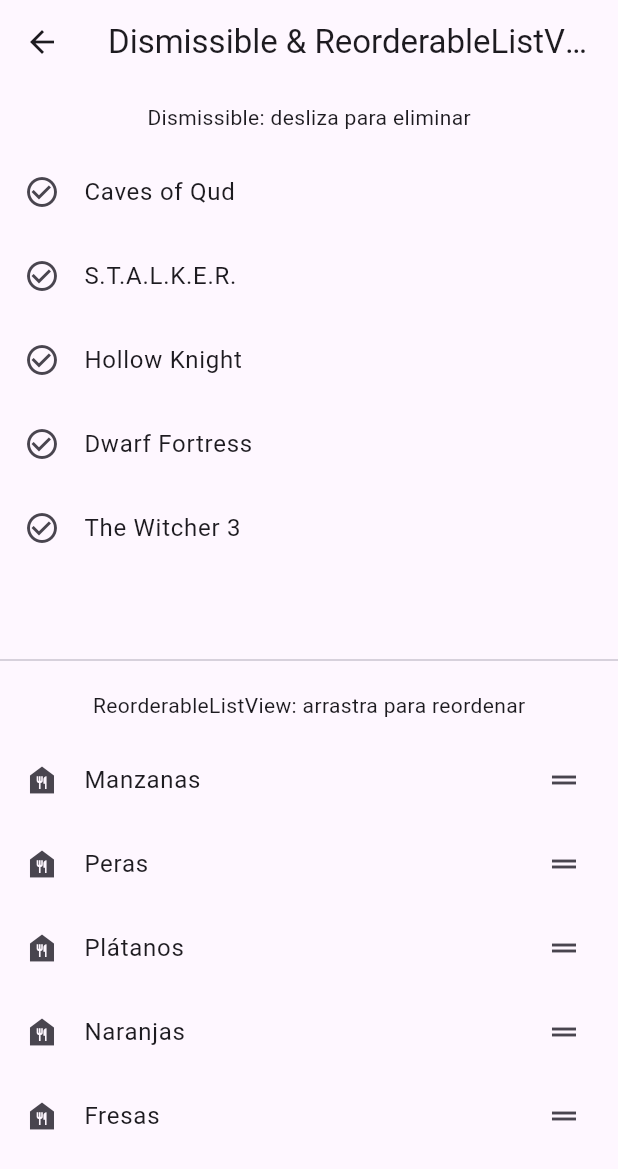
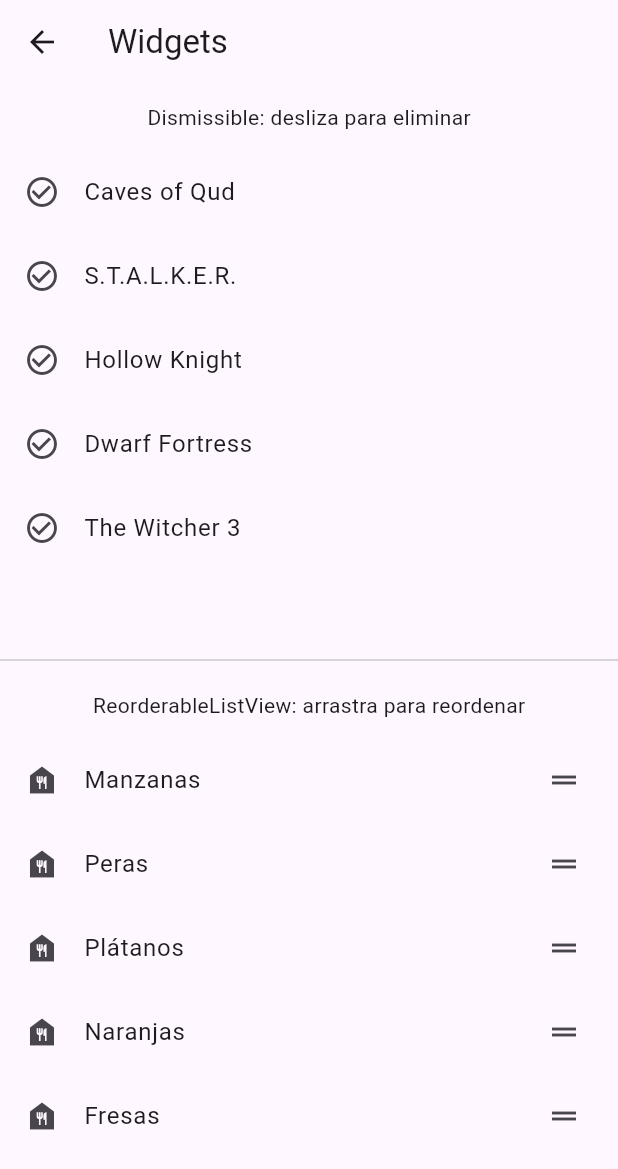
Before and after one commit to victorantonioalvarez-ux/practica2pmm, a Flutter app: the WidgetScreen screen opened by its route, on a phone screen of 412 x 824 dp. Shown: the top 1169 px of the screen. Run offline on Flutter 3.47's test engine with Material 3 defaults, Android fonts, the phone set to English and light mode, and no system bars.

Commit message:
feat: Cambiado el titulo al AppBar de widgets

```diff
--- a/lib/screens/widget_screen.dart
+++ b/lib/screens/widget_screen.dart
@@ -10,7 +10,7 @@
   @override
   Widget build(BuildContext context) {
     return Scaffold(
-      appBar: AppBar(title: const Text("Dismissible & ReorderableListView")),
+      appBar: AppBar(title: const Text("Widgets")),
       body: const Column(
         children: [
           Padding(
```
